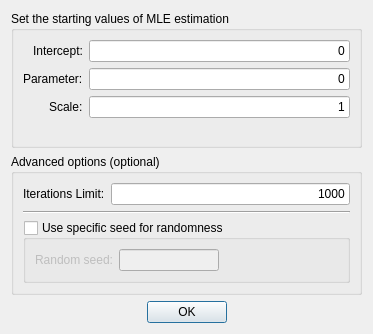
Before: the Qt Designer form src/gui/qtdesigner/ui_modelconfig_logit.ui in ighdez/py-np4vtt, drawn with Qt 5.
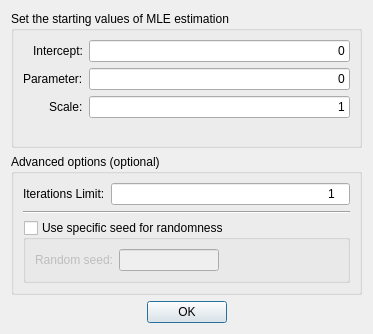
After: the same form once the commit is applied.

Commit message: Accepting the parameter dialogs will call the (empty for now) controller methods.

What changed in the file:
```diff
--- a/src/gui/qtdesigner/ui_modelconfig_logit.ui
+++ b/src/gui/qtdesigner/ui_modelconfig_logit.ui
@@ -100,8 +100,11 @@
         </item>
         <item row="0" column="1">
          <widget class="QLineEdit" name="fieldOptionLimit">
+          <property name="inputMask">
+           <string>0000</string>
+          </property>
           <property name="text">
-           <string>1000</string>
+           <string>1</string>
           </property>
           <property name="alignment">
            <set>Qt::AlignRight|Qt::AlignTrailing|Qt::AlignVCenter</set>
```
The commit also changes 3 other files.
